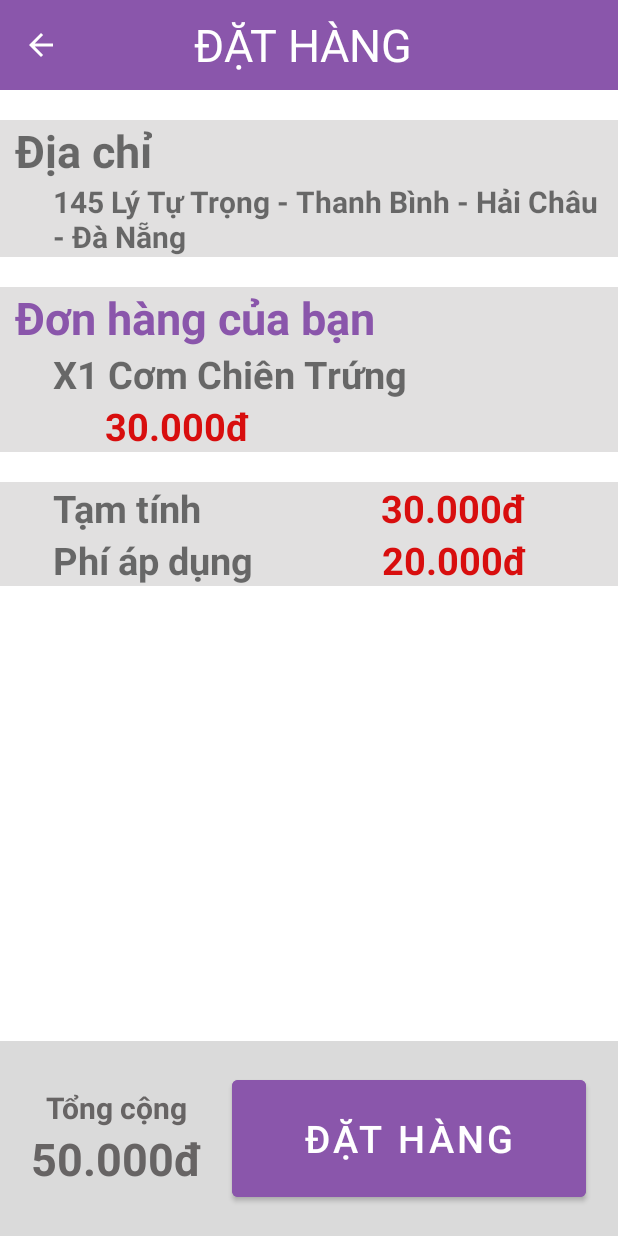
After one commit to ThangVu1903/OrderDish_Screen_Android_App, an Android app: the order screen opened directly, with no data from a screen before it, on a phone screen of 412 x 824 dp. The commit adds this screen. Run offline under Robolectric (Android 15) with nearby library versions, the light colour scheme and no system bars.

Commit message:
add oder screen

```diff
--- a/app/src/main/AndroidManifest.xml
+++ b/app/src/main/AndroidManifest.xml
@@ -4,7 +4,7 @@
     package="com.example.orderdish">
 
     <uses-permission android:name="android.permission.INTERNET" />
-    <uses-permission android:name="android.permission.ACCESS_NETWORK_STATE"/>
+    <uses-permission android:name="android.permission.ACCESS_NETWORK_STATE" />
 
     <application
         android:allowBackup="true"
@@ -17,11 +17,14 @@
         android:theme="@style/Theme.OrderDish"
         tools:targetApi="31">
         <activity
+            android:name=".order"
+            android:exported="false" />
+        <activity
             android:name=".Edit_My_Profile"
             android:exported="false" />
         <activity
             android:name=".CreateDish"
-            android:exported="true"></activity>
+            android:exported="true" />
         <activity
             android:name=".navigation_home"
             android:exported="false" />
--- /dev/null
+++ b/app/src/main/java/com/example/orderdish/order.java
@@ -0,0 +1,14 @@
+package com.example.orderdish;
+
+import androidx.appcompat.app.AppCompatActivity;
+
+import android.os.Bundle;
+
+public class order extends AppCompatActivity {
+
+    @Override
+    protected void onCreate(Bundle savedInstanceState) {
+        super.onCreate(savedInstanceState);
+        setContentView(R.layout.activity_order);
+    }
+}
--- a/app/src/main/res/layout/activity_detail_list_item.xml
+++ b/app/src/main/res/layout/activity_detail_list_item.xml
@@ -28,11 +28,11 @@
     </RelativeLayout>
 
     <ScrollView
-        android:background="@color/white"
         android:layout_width="wrap_content"
         android:layout_height="wrap_content"
         android:layout_above="@id/nav_bot"
-        android:layout_below="@id/header_detail">
+        android:layout_below="@id/header_detail"
+        android:background="@color/white">
 
         <LinearLayout
             android:layout_width="match_parent"
@@ -159,7 +159,7 @@ Nhanh tay nhập ngay:"
             android:layout_width="wrap_content"
             android:layout_height="wrap_content"
             android:layout_marginLeft="30dp"
-            android:layout_marginTop="50dp"
+            android:layout_marginTop="40dp"
             android:backgroundTint="@color/violet"
             android:text="Thêm giỏ hàng"
             app:cornerRadius="20dp" />
@@ -167,8 +167,8 @@ Nhanh tay nhập ngay:"
         <com.google.android.material.button.MaterialButton
             android:layout_width="wrap_content"
             android:layout_height="wrap_content"
-            android:layout_marginLeft="50dp"
-            android:layout_marginTop="50dp"
+            android:layout_marginLeft="60dp"
+            android:layout_marginTop="40dp"
             android:backgroundTint="@color/violet"
             android:text="Đặt ngay"
             app:cornerRadius="20dp" />
--- /dev/null
+++ b/app/src/main/res/layout/activity_order.xml
@@ -0,0 +1,219 @@
+<?xml version="1.0" encoding="utf-8"?>
+<RelativeLayout xmlns:android="http://schemas.android.com/apk/res/android"
+    xmlns:app="http://schemas.android.com/apk/res-auto"
+    xmlns:tools="http://schemas.android.com/tools"
+    android:layout_width="match_parent"
+    android:layout_height="match_parent"
+    tools:context=".order"
+
+    android:orientation="vertical">
+    <LinearLayout
+        android:id="@+id/headerOrder"
+        android:layout_width="match_parent"
+        android:layout_height="60dp"
+        android:background="@color/violet"
+        >
+        <TextView
+            android:layout_width="wrap_content"
+            android:layout_height="wrap_content"
+            android:layout_marginLeft="15dp"
+            android:drawableLeft="@drawable/ic_baseline_arrow_back_241"
+            android:layout_gravity="center"/>
+
+        <TextView
+            android:layout_width="wrap_content"
+            android:layout_height="wrap_content"
+            android:text="ĐẶT HÀNG"
+            android:textSize="30dp"
+            android:textColor="@color/white"
+            android:layout_gravity="center"
+            android:layout_marginLeft="90dp"
+            />
+    </LinearLayout>
+
+    <LinearLayout
+        android:layout_width="match_parent"
+        android:layout_height="wrap_content"
+        android:layout_above="@+id/footerOder"
+        android:layout_below="@+id/headerOrder"
+        android:orientation="vertical">
+
+        <LinearLayout
+
+            android:layout_width="match_parent"
+            android:layout_height="wrap_content"
+            android:layout_marginTop="20dp"
+            android:background="#E1E0E0"
+            android:orientation="vertical">
+
+            <TextView
+                android:layout_width="wrap_content"
+                android:layout_height="wrap_content"
+                android:layout_marginLeft="10dp"
+                android:text="Địa chỉ"
+                android:textSize="30dp"
+
+                android:textStyle="bold" />
+
+            <TextView
+                android:layout_width="wrap_content"
+                android:layout_height="wrap_content"
+                android:layout_marginLeft="35dp"
+                android:layout_marginRight="10dp"
+                android:text="145 Lý Tự Trọng - Thanh Bình - Hải Châu - Đà Nẵng"
+                android:textSize="20dp"
+                android:textStyle="bold" />
+        </LinearLayout>
+
+        <LinearLayout
+
+            android:layout_width="match_parent"
+            android:layout_height="wrap_content"
+            android:layout_marginTop="20dp"
+            android:background="#E1E0E0"
+            android:orientation="vertical">
+
+            <TextView
+                android:layout_width="wrap_content"
+                android:layout_height="wrap_content"
+                android:layout_marginLeft="10dp"
+                android:text="Đơn hàng của bạn"
+                android:textSize="30dp"
+                android:textColor="@color/violet"
+
+                android:textStyle="bold" />
+
+            <TextView
+                android:layout_width="wrap_content"
+                android:layout_height="wrap_content"
+                android:layout_marginLeft="35dp"
+                android:layout_marginRight="10dp"
+                android:text="X1 Cơm Chiên Trứng"
+                android:textSize="25dp"
+                android:textStyle="bold" />
+
+            <TextView
+                android:layout_width="wrap_content"
+                android:layout_height="wrap_content"
+                android:layout_marginLeft="70dp"
+                android:layout_marginRight="10dp"
+                android:text="30.000đ"
+
+                android:textColor="#D80E0E"
+                android:textSize="25dp"
+                android:textStyle="bold" />
+        </LinearLayout>
+        <LinearLayout
+
+            android:layout_width="match_parent"
+            android:layout_height="wrap_content"
+            android:layout_marginTop="20dp"
+            android:background="#E1E0E0"
+            android:orientation="horizontal">
+
+
+
+            <TextView
+                android:layout_width="wrap_content"
+                android:layout_height="wrap_content"
+                android:layout_marginLeft="35dp"
+                android:layout_marginRight="10dp"
+                android:text="Tạm tính"
+                android:textSize="25dp"
+                android:textStyle="bold" />
+
+            <TextView
+                android:layout_width="wrap_content"
+                android:layout_height="wrap_content"
+               android:layout_marginLeft="110dp"
+                android:layout_marginRight="10dp"
+                android:text="30.000đ"
+
+                android:textColor="#D80E0E"
+                android:textSize="25dp"
+                android:textStyle="bold" />
+        </LinearLayout>
+        <LinearLayout
+
+            android:layout_width="match_parent"
+            android:layout_height="wrap_content"
+
+            android:background="#E1E0E0"
+            android:orientation="horizontal">
+
+
+
+            <TextView
+                android:layout_width="wrap_content"
+                android:layout_height="wrap_content"
+                android:layout_marginLeft="35dp"
+                android:layout_marginRight="10dp"
+                android:text="Phí áp dụng "
+                android:textSize="25dp"
+                android:textStyle="bold" />
+
+            <TextView
+                android:layout_width="wrap_content"
+                android:layout_height="wrap_content"
+                android:layout_marginLeft="70dp"
+                android:layout_marginRight="10dp"
+                android:text="20.000đ"
+
+                android:textColor="#D80E0E"
+                android:textSize="25dp"
+                android:textStyle="bold" />
+        </LinearLayout>
+
+
+    </LinearLayout>
+
+
+
+    <LinearLayout
+        android:id="@+id/footerOder"
+        android:layout_width="match_parent"
+        android:layout_height="130dp"
+        android:layout_alignParentBottom="true"
+        android:background="#DADADA"
+        android:gravity="center"
+        android:orientation="horizontal">
+
+        <LinearLayout
+            android:layout_width="wrap_content"
+            android:layout_height="wrap_content"
+            android:gravity="center"
+            android:orientation="vertical">
+
+            <TextView
+                android:layout_width="wrap_content"
+                android:layout_height="wrap_content"
+
+                android:text="Tổng cộng"
+                android:textColor="#676464"
+                android:textSize="20dp"
+                android:textStyle="bold" />
+
+            <TextView
+
+                android:layout_width="wrap_content"
+                android:layout_height="wrap_content"
+
+                android:text="50.000đ"
+                android:textColor="#676464"
+                android:textSize="30dp"
+                android:textStyle="bold" />
+        </LinearLayout>
+
+        <com.google.android.material.button.MaterialButton
+            android:layout_width="236dp"
+            android:layout_height="90dp"
+            android:layout_marginLeft="20dp"
+            android:backgroundTint="@color/violet"
+            android:text="Đặt hàng"
+            android:textSize="25dp" />
+
+
+    </LinearLayout>
+
+
+</RelativeLayout>
```
